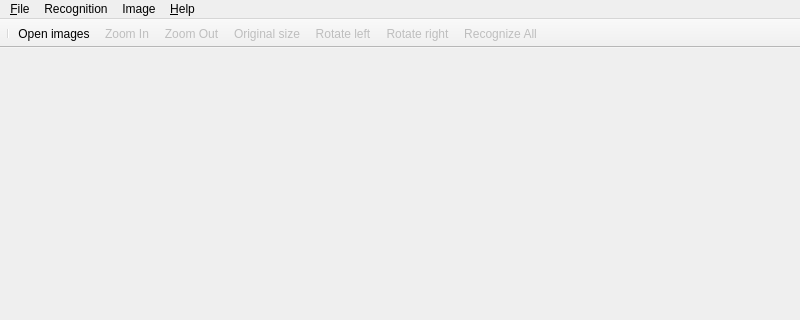
Before: the Qt Designer form gui/widgets/mainwindow.ui in uliss/quneiform, drawn with Qt 5; both pictures show x 0 to 800 and y 0 to 320 of the 800 by 600 pixel window.
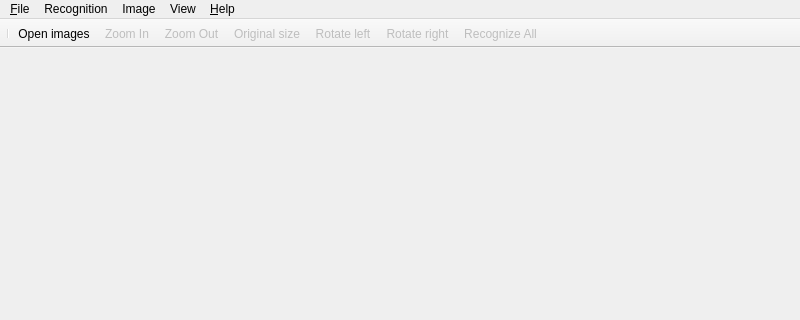
After: the same form once the commit is applied. Icons and pictures are not drawn.

Commit message: Views show/hide added

Diff of the .ui file:
```diff
--- a/gui/widgets/mainwindow.ui
+++ b/gui/widgets/mainwindow.ui
@@ -66,9 +66,17 @@
     <addaction name="actionRecognizeAll"/>
     <addaction name="actionRecognitionSettings"/>
    </widget>
+   <widget class="QMenu" name="menuView">
+    <property name="title">
+     <string>View</string>
+    </property>
+    <addaction name="actionViewContentOnly"/>
+    <addaction name="actionViewThumbnails"/>
+   </widget>
    <addaction name="menuFile"/>
    <addaction name="menuRecognition"/>
    <addaction name="menuImage"/>
+   <addaction name="menuView"/>
    <addaction name="menuHelp"/>
   </widget>
   <widget class="QStatusBar" name="statusBar"/>
```
Left out of the diff: 22 changed lines with no effect on the pictures. The commit also changes 3 other files.
